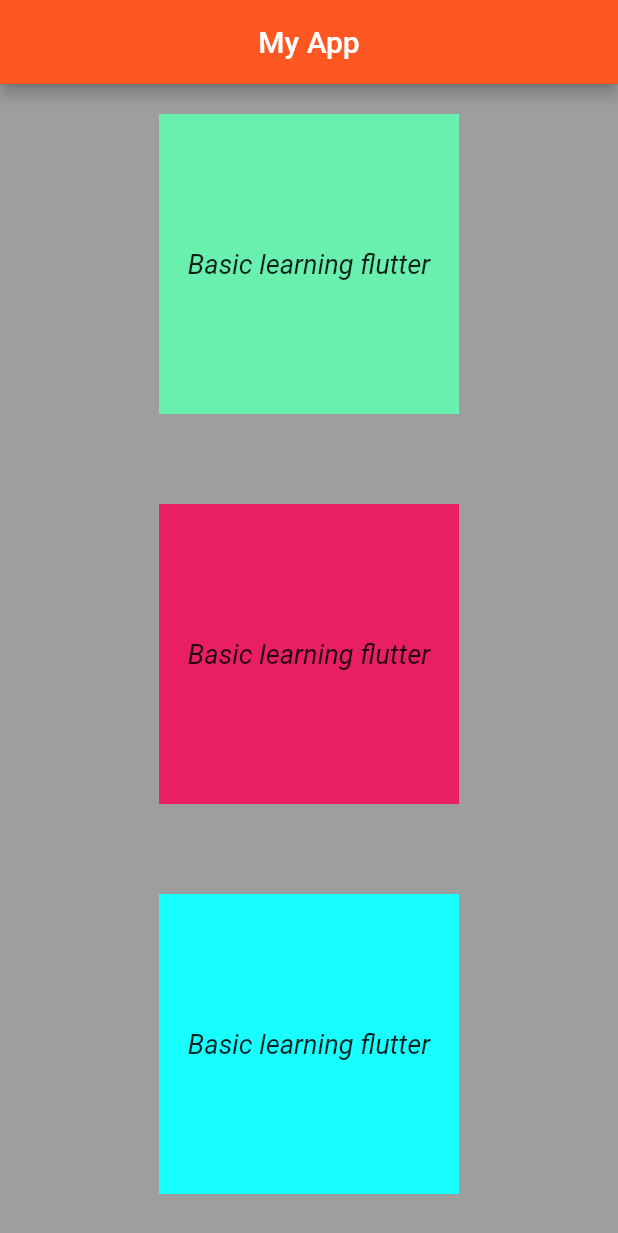
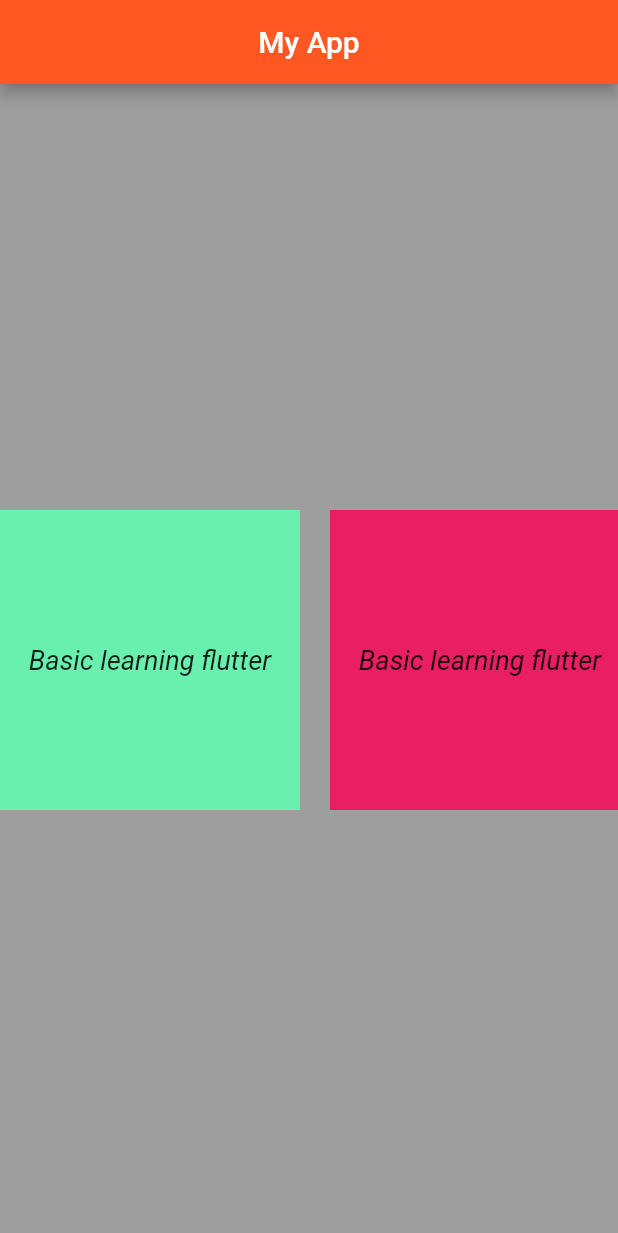
Before and after one commit to arbazfareed/flutter-practice-project, a Flutter app: the screen it shows after launch, on a phone screen of 412 x 824 dp. Shown: the top 1233 px of the screen. Run offline on Flutter 3.47's test engine with Material 2 defaults, Android fonts, the phone set to English and light mode, and no system bars.

Commit message:
ScrollDitrction in Horizontal of Row

```diff
--- a/lib/main.dart
+++ b/lib/main.dart
@@ -21,14 +21,17 @@ class MyApp extends StatelessWidget {
         ),
         body: SafeArea(
           child: Center(
-            child: SingleChildScrollView( // Wrap the Column with SingleChildScrollView
-              child: Column(
-                mainAxisAlignment: MainAxisAlignment.center,
+            child: SingleChildScrollView(
+              scrollDirection: Axis.horizontal,
+
+              child: Row(
+               // crossAxisAlignment: CrossAxisAlignment.center,
+               // mainAxisAlignment: MainAxisAlignment.center,
+
                 children: <Widget>[
                   Container(
                     height: 200,
                     width: 200,
-                    margin: EdgeInsets.symmetric(vertical: 20.0, horizontal: 20),
                     color: Colors.greenAccent,
                     child: Center(
                       child: Text(
@@ -40,11 +43,10 @@ class MyApp extends StatelessWidget {
                       ),
                     ),
                   ),
-                  SizedBox(height: 20),
+                  SizedBox(width: 20),
                   Container(
                     height: 200,
                     width: 200,
-                    margin: EdgeInsets.symmetric(vertical: 20.0, horizontal: 20),
                     color: Colors.pink,
                     child: Center(
                       child: Text(
@@ -56,11 +58,10 @@ class MyApp extends StatelessWidget {
                       ),
                     ),
                   ),
-                  SizedBox(height: 20),
+                  SizedBox(width: 20),
                   Container(
                     height: 200,
                     width: 200,
-                    margin: EdgeInsets.symmetric(vertical: 20.0, horizontal: 20),
                     color: Colors.cyanAccent,
                     child: Center(
                       child: Text(
@@ -72,11 +73,10 @@ class MyApp extends StatelessWidget {
                       ),
                     ),
                   ),
-                  SizedBox(height: 20),
+                  SizedBox(width: 20),
                   Container(
                     height: 200,
                     width: 200,
-                    margin: EdgeInsets.symmetric(vertical: 20.0, horizontal: 20),
                     color: Colors.red,
                     child: Center(
                       child: Text(
@@ -97,8 +97,3 @@ class MyApp extends StatelessWidget {
     );
   }
 }
-
-
-// new add column
-// add sizebox() for space
-// and using multiple container
```
